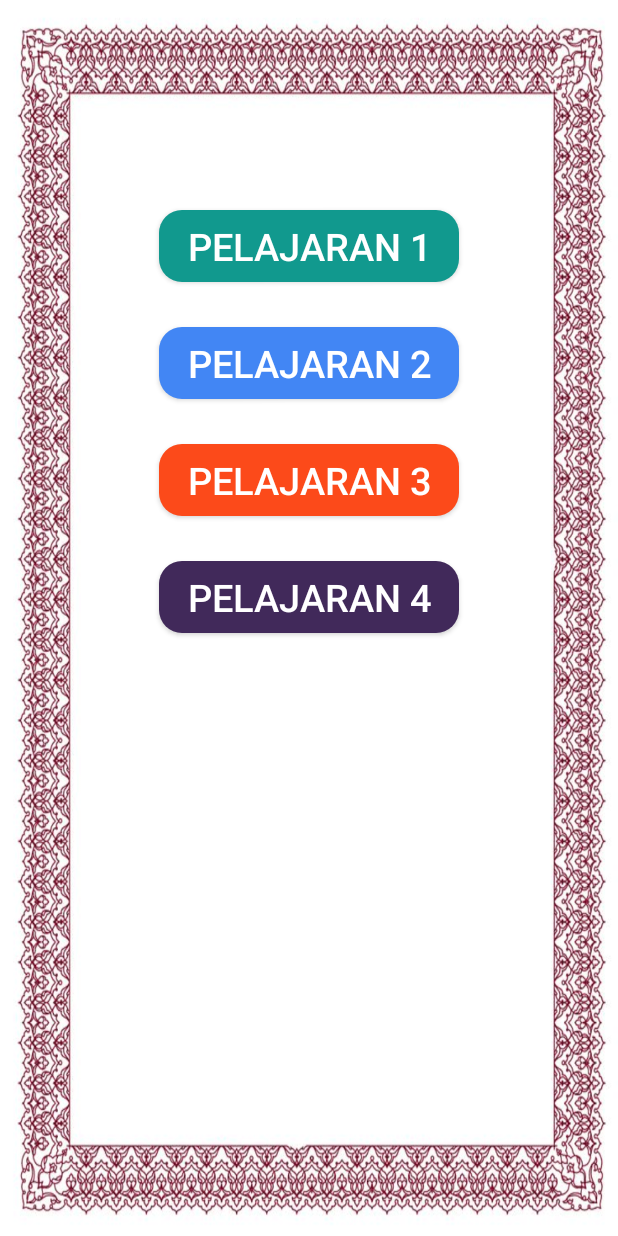
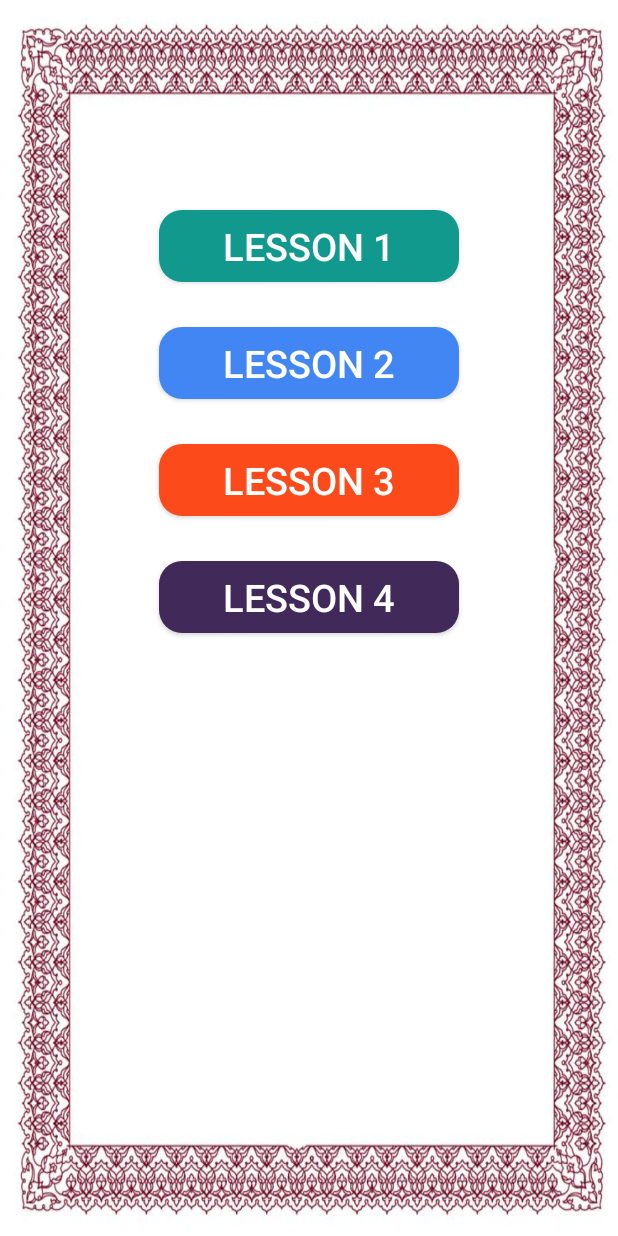
Before and after one commit to afiffauz1/ABMA, an Android app: the LevelListActivity screen opened directly, with no data from a screen before it, on a phone screen of 412 x 824 dp. Run offline under Robolectric (Android 15) with nearby library versions, the phone set to English and light mode, and no system bars.

Commit message:
add activities lesson 1, and on click event in level list activities

```diff
--- a/app/src/main/AndroidManifest.xml
+++ b/app/src/main/AndroidManifest.xml
@@ -21,7 +21,8 @@
         <activity android:name=".LoginActivity" />
         <activity android:name=".RegisterActivity" />
         <activity android:name=".AccountActivity" />
-        <activity android:name=".LevelListActivity"></activity>
+        <activity android:name=".LevelListActivity" />
+        <activity android:name=".SelectLesson1Activity"></activity>
     </application>
 
 </manifest>
--- a/app/src/main/java/com/example/muhammadafiffauzi/abma/LevelListActivity.java
+++ b/app/src/main/java/com/example/muhammadafiffauzi/abma/LevelListActivity.java
@@ -1,13 +1,31 @@
 package com.example.muhammadafiffauzi.abma;
 
+import android.content.Intent;
 import android.support.v7.app.AppCompatActivity;
 import android.os.Bundle;
+import android.view.View;
+import android.widget.Button;
 
 public class LevelListActivity extends AppCompatActivity {
+
+    Button btnLesson1, btnLesson2, btnLesson3, btnLesson4;
 
     @Override
     protected void onCreate(Bundle savedInstanceState) {
         super.onCreate(savedInstanceState);
         setContentView(R.layout.activity_level_list);
+
+        btnLesson1 = (Button) findViewById(R.id.btn_lesson1);
+        btnLesson2 = (Button) findViewById(R.id.btn_lesson2);
+        btnLesson3 = (Button) findViewById(R.id.btn_lesson3);
+        btnLesson4 = (Button) findViewById(R.id.btn_lesson4);
+
+        btnLesson1.setOnClickListener(new View.OnClickListener() {
+            @Override
+            public void onClick(View v) {
+                Intent intent = new Intent(LevelListActivity.this, SelectLesson1Activity.class);
+                startActivity(intent);
+            }
+        });
     }
 }
--- a/app/src/main/java/com/example/muhammadafiffauzi/abma/MainActivity.java
+++ b/app/src/main/java/com/example/muhammadafiffauzi/abma/MainActivity.java
@@ -114,11 +114,9 @@ public class MainActivity extends AppCompatActivity {
             @Override
             public void onDataChange(@NonNull DataSnapshot dataSnapshot) {
 
-                if ((dataSnapshot.child("name").exists())) {
+                if (!dataSnapshot.child("name").exists()) {
+                    sendUserToAccountMenu();
 
-                    Toast.makeText(MainActivity.this, "hey", Toast.LENGTH_SHORT).show();
-                } else {
-                    sendUserToAccountMenu();
                 }
             }
 
--- a/app/src/main/res/layout/activity_level_list.xml
+++ b/app/src/main/res/layout/activity_level_list.xml
@@ -8,53 +8,53 @@
     android:background="@drawable/border">
 
     <Button
-        android:id="@+id/btn_pelajaran1"
+        android:id="@+id/btn_lesson1"
         android:layout_width="200dp"
         android:layout_height="wrap_content"
         android:layout_centerHorizontal="true"
         android:layout_marginTop="140dp"
-        android:text="Pelajaran 1"
+        android:text="Lesson 1"
         android:textColor="#ffffff"
         android:textSize="25sp"
         android:background="@drawable/button_solid_green"
         />
 
     <Button
-        android:id="@+id/btn_pelajaran2"
+        android:id="@+id/btn_lesson2"
         android:layout_width="200dp"
         android:layout_height="wrap_content"
         android:layout_centerHorizontal="true"
         android:layout_marginTop="30dp"
-        android:text="Pelajaran 2"
+        android:text="Lesson 2"
         android:textColor="#ffffff"
         android:textSize="25sp"
-        android:layout_below="@id/btn_pelajaran1"
+        android:layout_below="@id/btn_lesson1"
         android:background="@drawable/button_solid_blue"
         />
 
     <Button
-        android:id="@+id/btn_pelajaran3"
+        android:id="@+id/btn_lesson3"
         android:layout_width="200dp"
         android:layout_height="wrap_content"
         android:layout_centerHorizontal="true"
         android:layout_marginTop="30dp"
-        android:text="Pelajaran 3"
+        android:text="Lesson 3"
         android:textColor="#ffffff"
         android:textSize="25sp"
-        android:layout_below="@id/btn_pelajaran2"
+        android:layout_below="@id/btn_lesson2"
         android:background="@drawable/button_solid_orange"
         />
 
     <Button
-        android:id="@+id/btn_pelajaran4"
+        android:id="@+id/btn_lesson4"
         android:layout_width="200dp"
         android:layout_height="wrap_content"
         android:layout_centerHorizontal="true"
         android:layout_marginTop="30dp"
-        android:text="Pelajaran 4"
+        android:text="Lesson 4"
         android:textColor="#ffffff"
         android:textSize="25sp"
-        android:layout_below="@id/btn_pelajaran3"
+        android:layout_below="@id/btn_lesson3"
         android:background="@drawable/button_solid_purple"
         />
 
```
Also changed, not shown: app/src/main/java/com/example/muhammadafiffauzi/abma/SelectLesson1Activity.java (added, +13 -0 lines), app/src/main/res/layout/activity_select_lesson1.xml (added, +112 -0 lines).
